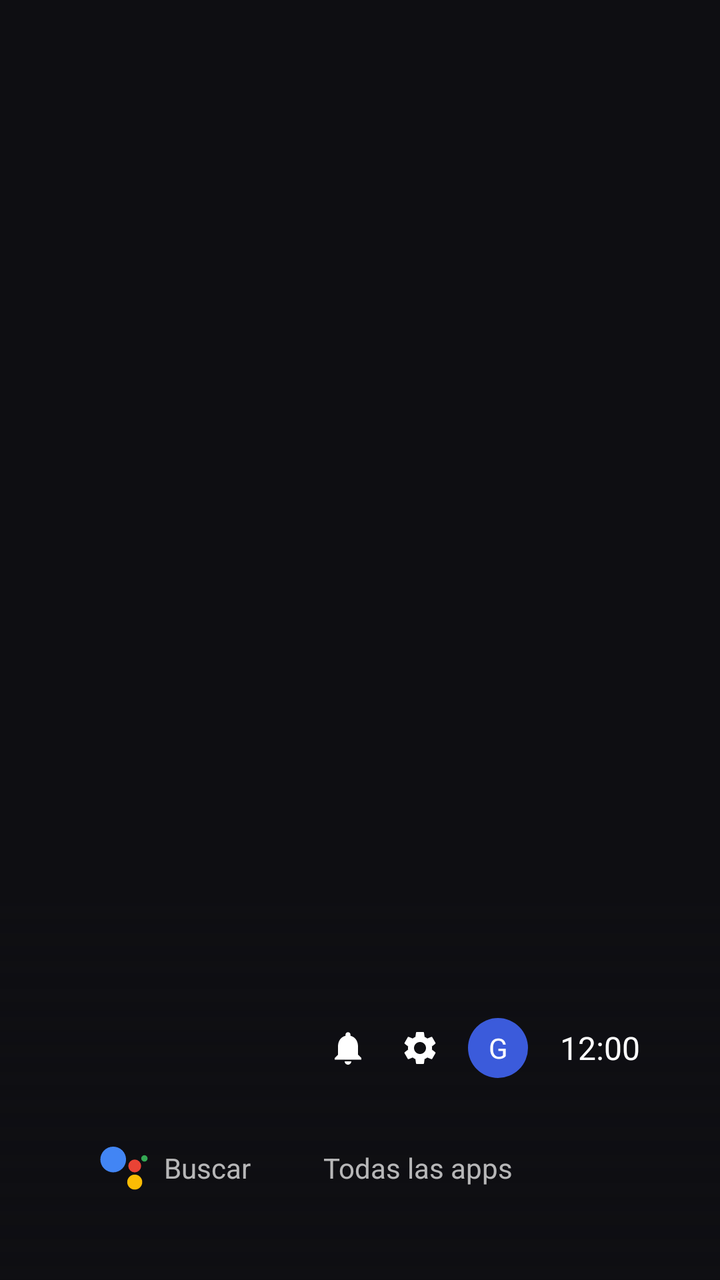
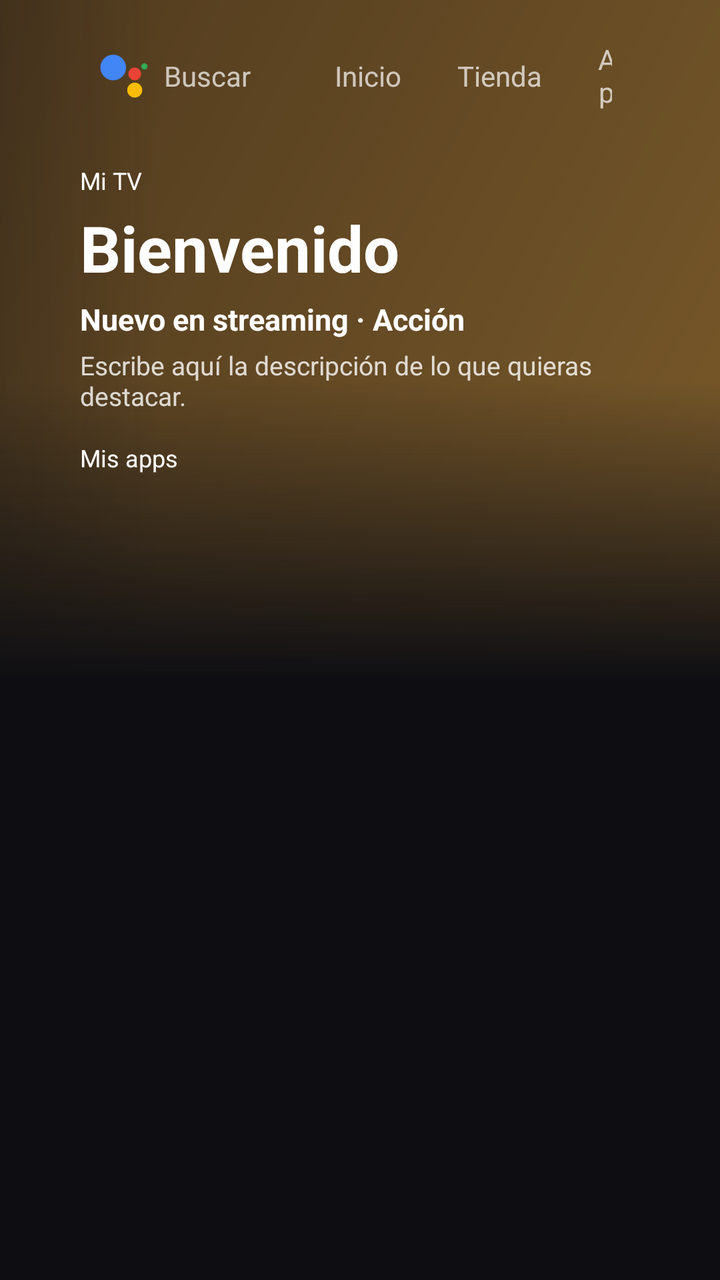

Screens rendered from an Android XML layout before and after an edit, with the pre-edit source and the edit as a unified diff.
<!-- AndroidManifest.xml: application theme Theme.LauncherTV -->
<!-- res/layout/activity_main.xml -->
<?xml version="1.0" encoding="utf-8"?>
<FrameLayout xmlns:android="http://schemas.android.com/apk/res/android"
    android:layout_width="match_parent"
    android:layout_height="match_parent">

    
    <android.media.tv.TvView
        android:id="@+id/tvView"
        android:layout_width="match_parent"
        android:layout_height="match_parent"
        android:visibility="gone" />

    
    <LinearLayout
        android:id="@+id/menuBar"
        android:layout_width="match_parent"
        android:layout_height="wrap_content"
        android:layout_gravity="bottom"
        android:orientation="vertical"
        android:background="@drawable/scrim_bottom"
        android:paddingStart="40dp"
        android:paddingEnd="40dp"
        android:paddingTop="56dp"
        android:paddingBottom="18dp">

        
        <LinearLayout
            android:layout_width="match_parent"
            android:layout_height="44dp"
            android:orientation="horizontal"
            android:gravity="center_vertical">

            <TextView
                android:id="@+id/appName"
                android:layout_width="0dp"
                android:layout_height="wrap_content"
                android:layout_weight="1"
                android:maxLines="1"
                android:ellipsize="end"
                android:textColor="@color/text_primary"
                android:textSize="14sp" />

            <ImageView
                android:id="@+id/iconNotifications"
                android:layout_width="36dp"
                android:layout_height="36dp"
                android:padding="8dp"
                android:focusable="true"
                android:background="@drawable/icon_focus_bg"
                android:src="@drawable/ic_bell" />

            <ImageView
                android:id="@+id/iconSettings"
                android:layout_width="36dp"
                android:layout_height="36dp"
                android:padding="8dp"
                android:focusable="true"
                android:background="@drawable/icon_focus_bg"
                android:src="@drawable/ic_settings" />

            <TextView
                android:id="@+id/profile"
                android:layout_width="30dp"
                android:layout_height="30dp"
                android:layout_marginStart="6dp"
                android:gravity="center"
                android:focusable="true"
                android:background="@drawable/profile_circle"
                android:text="@string/profile_letter"
                android:textColor="@color/text_primary"
                android:textSize="14sp" />

            <TextClock
                android:layout_width="wrap_content"
                android:layout_height="wrap_content"
                android:layout_marginStart="16dp"
                android:format12Hour="hh:mm"
                android:format24Hour="HH:mm"
                android:textColor="@color/text_primary"
                android:textSize="16sp" />
        </LinearLayout>

        
        <LinearLayout
            android:layout_width="match_parent"
            android:layout_height="76dp"
            android:orientation="horizontal"
            android:gravity="center_vertical">

            <LinearLayout
                android:id="@+id/search"
                android:layout_width="wrap_content"
                android:layout_height="36dp"
                android:gravity="center_vertical"
                android:paddingStart="10dp"
                android:paddingEnd="14dp"
                android:focusable="true"
                android:background="@drawable/pill_focus_bg">

                <ImageView
                    android:id="@+id/assistantIcon"
                    android:layout_width="24dp"
                    android:layout_height="24dp"
                    android:scaleType="fitCenter"
                    android:src="@drawable/ic_assistant" />

                <TextView
                    android:layout_width="wrap_content"
                    android:layout_height="wrap_content"
                    android:layout_marginStart="8dp"
                    android:text="@string/search"
                    android:textColor="@color/tab_text"
                    android:textSize="14sp" />
            </LinearLayout>

            <TextView
                android:id="@+id/tabApps"
                style="@style/Tab"
                android:layout_marginStart="8dp"
                android:text="@string/all_apps" />

            <androidx.recyclerview.widget.RecyclerView
                android:id="@+id/appsRow"
                android:layout_width="0dp"
                android:layout_height="match_parent"
                android:layout_weight="1"
                android:layout_marginStart="16dp"
                android:clipToPadding="false"
                android:paddingTop="8dp"
                android:paddingBottom="8dp" />
        </LinearLayout>
    </LinearLayout>

    
    <LinearLayout
        android:id="@+id/panel"
        android:layout_width="match_parent"
        android:layout_height="match_parent"
        android:orientation="vertical"
        android:background="@color/bg_main"
        android:paddingStart="40dp"
        android:paddingEnd="40dp"
        android:paddingTop="34dp"
        android:visibility="gone">

        <TextView
            android:id="@+id/panelTitle"
            android:layout_width="wrap_content"
            android:layout_height="wrap_content"
            android:textColor="@color/text_primary"
            android:textSize="20sp"
            android:textStyle="bold" />

        <androidx.recyclerview.widget.RecyclerView
            android:id="@+id/panelList"
            android:layout_width="match_parent"
            android:layout_height="0dp"
            android:layout_weight="1"
            android:layout_marginTop="12dp"
            android:clipToPadding="false"
            android:paddingBottom="16dp" />
    </LinearLayout>
</FrameLayout>
<!-- resources referenced by this layout -->
<resources>
  <color name="bg_main">#0E0E12</color>
  <color name="text_primary">#FFFFFF</color>
  <!-- drawable ic_bell (drawable) -->
  <?xml version="1.0" encoding="utf-8"?>
  <vector xmlns:android="http://schemas.android.com/apk/res/android"
      android:width="24dp" android:height="24dp"
      android:viewportWidth="24" android:viewportHeight="24">
      <path
          android:fillColor="#FFFFFF"
          android:pathData="M12,22c1.1,0 2,-0.9 2,-2h-4c0,1.1 0.89,2 2,2zM18,16v-5c0,-3.07 -1.64,-5.64 -4.5,-6.32V4c0,-0.83 -0.67,-1.5 -1.5,-1.5s-1.5,0.67 -1.5,1.5v0.68C7.63,5.36 6,7.92 6,11v5l-2,2v1h16v-1l-2,-2z" />
  </vector>
  <!-- drawable icon_focus_bg (drawable) -->
  <?xml version="1.0" encoding="utf-8"?>
  <selector xmlns:android="http://schemas.android.com/apk/res/android">
      <item android:state_focused="true">
          <shape android:shape="oval">
              <solid android:color="#44FFFFFF" />
              <stroke android:width="2dp" android:color="@color/focus_border" />
          </shape>
      </item>
      <item>
          <shape android:shape="oval">
              <solid android:color="@android:color/transparent" />
          </shape>
      </item>
  </selector>
  <!-- drawable pill_focus_bg (drawable) -->
  <?xml version="1.0" encoding="utf-8"?>
  <selector xmlns:android="http://schemas.android.com/apk/res/android">
      <item android:state_focused="true">
          <shape>
              <solid android:color="#FFFFFF" />
              <corners android:radius="20dp" />
          </shape>
      </item>
      <item>
          <shape>
              <solid android:color="@android:color/transparent" />
              <corners android:radius="20dp" />
          </shape>
      </item>
  </selector>
  <!-- drawable profile_circle (drawable) -->
  <?xml version="1.0" encoding="utf-8"?>
  <selector xmlns:android="http://schemas.android.com/apk/res/android">
      <item android:state_focused="true">
          <shape android:shape="oval">
              <solid android:color="@color/profile" />
              <stroke android:width="3dp" android:color="@color/focus_border" />
          </shape>
      </item>
      <item>
          <shape android:shape="oval">
              <solid android:color="@color/profile" />
          </shape>
      </item>
  </selector>
  <!-- drawable scrim_bottom (drawable) -->
  <?xml version="1.0" encoding="utf-8"?>
  <shape xmlns:android="http://schemas.android.com/apk/res/android">
      <gradient
          android:angle="90"
          android:startColor="@color/bg_main"
          android:endColor="#000E0E12" />
  </shape>
  <string name="all_apps">Todas las apps</string>
  <string name="profile_letter">G</string>
  <string name="search">Buscar</string>
  <style name="Theme.LauncherTV" parent="Theme.AppCompat.NoActionBar">
          <item name="android:windowBackground">@color/bg_main</item>
          <item name="android:windowShowWallpaper">false</item>
      </style>
  <color name="focus_border">#FFFFFF</color>
  <color name="profile">#3B5BDB</color>
  <!-- unchanged entries left out for length: 3 -->
</resources>

<!-- the commit's change to res/layout/activity_main.xml (unified diff, before → after) -->
@@ -1,89 +1,47 @@
 <?xml version="1.0" encoding="utf-8"?>
 <FrameLayout xmlns:android="http://schemas.android.com/apk/res/android"
     android:layout_width="match_parent"
-    android:layout_height="match_parent">
+    android:layout_height="match_parent"
+    android:background="@color/bg_main">
 
     
-    <android.media.tv.TvView
-        android:id="@+id/tvView"
+    <FrameLayout
+        android:id="@+id/heroGroup"
+        android:layout_width="640dp"
+        android:layout_height="340dp"
+        android:layout_gravity="top|end">
+
+        <ImageView
+            android:layout_width="match_parent"
+            android:layout_height="match_parent"
+            android:scaleType="centerCrop"
+            android:src="@drawable/hero_placeholder" />
+
+        <View
+            android:layout_width="360dp"
+            android:layout_height="match_parent"
+            android:layout_gravity="start"
+            android:background="@drawable/scrim_left" />
+
+        <View
+            android:layout_width="match_parent"
+            android:layout_height="150dp"
+            android:layout_gravity="bottom"
+            android:background="@drawable/scrim_bottom" />
+    </FrameLayout>
+
+    <LinearLayout
         android:layout_width="match_parent"
         android:layout_height="match_parent"
-        android:visibility="gone" />
-
-    
-    <LinearLayout
-        android:id="@+id/menuBar"
-        android:layout_width="match_parent"
-        android:layout_height="wrap_content"
-        android:layout_gravity="bottom"
         android:orientation="vertical"
-        android:background="@drawable/scrim_bottom"
         android:paddingStart="40dp"
         android:paddingEnd="40dp"
-        android:paddingTop="56dp"
-        android:paddingBottom="18dp">
+        android:paddingTop="16dp">
 
         
         <LinearLayout
             android:layout_width="match_parent"
             android:layout_height="44dp"
-            android:orientation="horizontal"
-            android:gravity="center_vertical">
-
-            <TextView
-                android:id="@+id/appName"
-                android:layout_width="0dp"
-                android:layout_height="wrap_content"
-                android:layout_weight="1"
-                android:maxLines="1"
-                android:ellipsize="end"
-                android:textColor="@color/text_primary"
-                android:textSize="14sp" />
-
-            <ImageView
-                android:id="@+id/iconNotifications"
-                android:layout_width="36dp"
-                android:layout_height="36dp"
-                android:padding="8dp"
-                android:focusable="true"
-                android:background="@drawable/icon_focus_bg"
-                android:src="@drawable/ic_bell" />
-
-            <ImageView
-                android:id="@+id/iconSettings"
-                android:layout_width="36dp"
-                android:layout_height="36dp"
-                android:padding="8dp"
-                android:focusable="true"
-                android:background="@drawable/icon_focus_bg"
-                android:src="@drawable/ic_settings" />
-
-            <TextView
-                android:id="@+id/profile"
-                android:layout_width="30dp"
-                android:layout_height="30dp"
-                android:layout_marginStart="6dp"
-                android:gravity="center"
-                android:focusable="true"
-                android:background="@drawable/profile_circle"
-                android:text="@string/profile_letter"
-                android:textColor="@color/text_primary"
-                android:textSize="14sp" />
-
-            <TextClock
-                android:layout_width="wrap_content"
-                android:layout_height="wrap_content"
-                android:layout_marginStart="16dp"
-                android:format12Hour="hh:mm"
-                android:format24Hour="HH:mm"
-                android:textColor="@color/text_primary"
-                android:textSize="16sp" />
-        </LinearLayout>
-
-        
-        <LinearLayout
-            android:layout_width="match_parent"
-            android:layout_height="76dp"
             android:orientation="horizontal"
             android:gravity="center_vertical">
 
@@ -114,50 +72,170 @@
             </LinearLayout>
 
             <TextView
+                android:id="@+id/tabHome"
+                style="@style/Tab"
+                android:layout_marginStart="14dp"
+                android:text="@string/tab_home" />
+
+            <TextView
+                android:id="@+id/tabShop"
+                style="@style/Tab"
+                android:text="@string/tab_shop" />
+
+            <TextView
                 android:id="@+id/tabApps"
                 style="@style/Tab"
-                android:layout_marginStart="8dp"
-                android:text="@string/all_apps" />
-
+                android:text="@string/tab_apps" />
+
+            <View
+                android:layout_width="0dp"
+                android:layout_height="1dp"
+                android:layout_weight="1" />
+
+            <ImageView
+                android:id="@+id/iconNotifications"
+                android:layout_width="36dp"
+                android:layout_height="36dp"
+                android:padding="8dp"
+                android:focusable="true"
+                android:background="@drawable/icon_focus_bg"
+                android:src="@drawable/ic_bell" />
+
+            <ImageView
+                android:id="@+id/iconSettings"
+                android:layout_width="36dp"
+                android:layout_height="36dp"
+                android:padding="8dp"
+                android:focusable="true"
+                android:background="@drawable/icon_focus_bg"
+                android:src="@drawable/ic_settings" />
+
+            <TextView
+                android:id="@+id/profile"
+                android:layout_width="30dp"
+                android:layout_height="30dp"
+                android:layout_marginStart="6dp"
+                android:gravity="center"
+                android:focusable="true"
+                android:background="@drawable/profile_circle"
+                android:text="@string/profile_letter"
+                android:textColor="@color/text_primary"
+                android:textSize="14sp" />
+
+            <TextClock
+                android:layout_width="wrap_content"
+                android:layout_height="wrap_content"
+                android:layout_marginStart="16dp"
+                android:format12Hour="hh:mm"
+                android:format24Hour="HH:mm"
+                android:textColor="@color/text_primary"
+                android:textSize="16sp" />
+        </LinearLayout>
+
+        
+        <LinearLayout
+            android:id="@+id/homeContent"
+            android:layout_width="match_parent"
+            android:layout_height="0dp"
+            android:layout_weight="1"
+            android:orientation="vertical">
+
+            
+            <LinearLayout
+                android:layout_width="wrap_content"
+                android:layout_height="wrap_content"
+                android:layout_marginTop="22dp"
+                android:orientation="vertical">
+
+                <TextView
+                    android:layout_width="wrap_content"
+                    android:layout_height="wrap_content"
+                    android:text="@string/hero_label"
+                    android:textColor="@color/text_primary"
+                    android:textSize="12sp" />
+
+                <TextView
+                    android:layout_width="wrap_content"
+                    android:layout_height="wrap_content"
+                    android:layout_marginTop="4dp"
+                    android:text="@string/hero_title"
+                    android:textColor="@color/text_primary"
+                    android:textSize="32sp"
+                    android:textStyle="bold" />
+
+                <TextView
+                    android:layout_width="wrap_content"
+                    android:layout_height="wrap_content"
+                    android:layout_marginTop="4dp"
+                    android:text="@string/hero_subtitle"
+                    android:textColor="@color/text_primary"
+                    android:textSize="15sp"
+                    android:textStyle="bold" />
+
+                <TextView
+                    android:layout_width="wrap_content"
+                    android:layout_height="wrap_content"
+                    android:layout_marginTop="4dp"
+                    android:maxWidth="420dp"
+                    android:text="@string/hero_description"
+                    android:textColor="#CCFFFFFF"
+                    android:textSize="13sp" />
+            </LinearLayout>
+
+            <TextView
+                android:layout_width="wrap_content"
+                android:layout_height="wrap_content"
+                android:layout_marginTop="14dp"
+                android:text="@string/home_apps"
+                android:textColor="@color/text_primary"
+                android:textSize="12sp" />
+
+            
             <androidx.recyclerview.widget.RecyclerView
                 android:id="@+id/appsRow"
-                android:layout_width="0dp"
-                android:layout_height="match_parent"
-                android:layout_weight="1"
-                android:layout_marginStart="16dp"
+                android:layout_width="match_parent"
+                android:layout_height="76dp"
+                android:layout_marginTop="2dp"
                 android:clipToPadding="false"
+                android:paddingStart="8dp"
+                android:paddingEnd="8dp"
                 android:paddingTop="8dp"
                 android:paddingBottom="8dp" />
+
+            <TextView
+                android:id="@+id/appName"
+                android:layout_width="wrap_content"
+                android:layout_height="16dp"
+                android:textColor="@color/text_primary"
+                android:textSize="11sp" />
+        </LinearLayout>
+
+        
+        <LinearLayout
+            android:id="@+id/panel"
+            android:layout_width="match_parent"
+            android:layout_height="0dp"
+            android:layout_weight="1"
+            android:orientation="vertical"
+            android:paddingTop="18dp"
+            android:visibility="gone">
+
+            <TextView
+                android:id="@+id/panelTitle"
+                android:layout_width="wrap_content"
+                android:layout_height="wrap_content"
+                android:textColor="@color/text_primary"
+                android:textSize="20sp"
+                android:textStyle="bold" />
+
+            <androidx.recyclerview.widget.RecyclerView
+                android:id="@+id/panelList"
+                android:layout_width="match_parent"
+                android:layout_height="0dp"
+                android:layout_weight="1"
+                android:layout_marginTop="12dp"
+                android:clipToPadding="false"
+                android:paddingBottom="16dp" />
         </LinearLayout>
     </LinearLayout>
-
-    
-    <LinearLayout
-        android:id="@+id/panel"
-        android:layout_width="match_parent"
-        android:layout_height="match_parent"
-        android:orientation="vertical"
-        android:background="@color/bg_main"
-        android:paddingStart="40dp"
-        android:paddingEnd="40dp"
-        android:paddingTop="34dp"
-        android:visibility="gone">
-
-        <TextView
-            android:id="@+id/panelTitle"
-            android:layout_width="wrap_content"
-            android:layout_height="wrap_content"
-            android:textColor="@color/text_primary"
-            android:textSize="20sp"
-            android:textStyle="bold" />
-
-        <androidx.recyclerview.widget.RecyclerView
-            android:id="@+id/panelList"
-            android:layout_width="match_parent"
-            android:layout_height="0dp"
-            android:layout_weight="1"
-            android:layout_marginTop="12dp"
-            android:clipToPadding="false"
-            android:paddingBottom="16dp" />
-    </LinearLayout>
 </FrameLayout>
<!-- resource entries referenced after the edit -->
@@ -2,6 +2,14 @@
 <resources>
   <color name="bg_main">#0E0E12</color>
   <color name="text_primary">#FFFFFF</color>
+  <!-- drawable hero_placeholder (drawable) -->
+  <?xml version="1.0" encoding="utf-8"?>
+  <shape xmlns:android="http://schemas.android.com/apk/res/android">
+      <gradient
+          android:angle="315"
+          android:startColor="#3A2A18"
+          android:endColor="#7A5A2A" />
+  </shape>
   <!-- drawable ic_bell (drawable) -->
   <?xml version="1.0" encoding="utf-8"?>
   <vector xmlns:android="http://schemas.android.com/apk/res/android"
@@ -65,9 +73,24 @@
           android:startColor="@color/bg_main"
           android:endColor="#000E0E12" />
   </shape>
-  <string name="all_apps">Todas las apps</string>
+  <!-- drawable scrim_left (drawable) -->
+  <?xml version="1.0" encoding="utf-8"?>
+  <shape xmlns:android="http://schemas.android.com/apk/res/android">
+      <gradient
+          android:angle="0"
+          android:startColor="@color/bg_main"
+          android:endColor="#000E0E12" />
+  </shape>
+  <string name="hero_description">Escribe aquí la descripción de lo que quieras destacar.</string>
+  <string name="hero_label">Mi TV</string>
+  <string name="hero_subtitle">Nuevo en streaming · Acción</string>
+  <string name="hero_title">Bienvenido</string>
+  <string name="home_apps">Mis apps</string>
   <string name="profile_letter">G</string>
   <string name="search">Buscar</string>
+  <string name="tab_apps">Apps</string>
+  <string name="tab_home">Inicio</string>
+  <string name="tab_shop">Tienda</string>
   <style name="Theme.LauncherTV" parent="Theme.AppCompat.NoActionBar">
           <item name="android:windowBackground">@color/bg_main</item>
           <item name="android:windowShowWallpaper">false</item>
